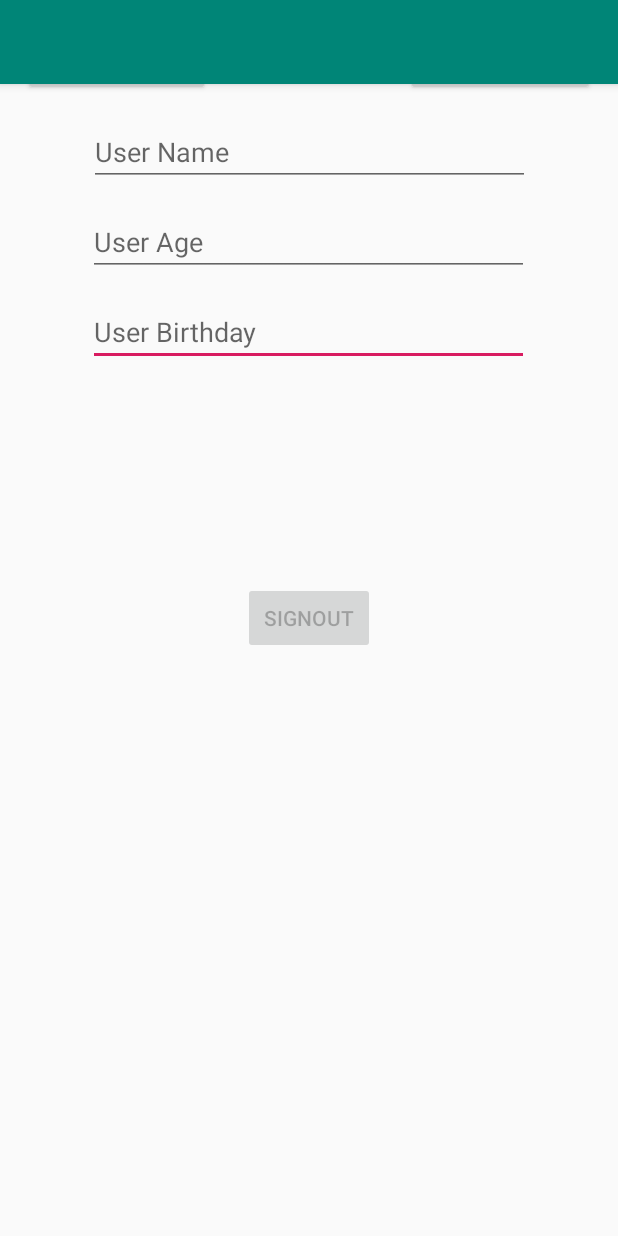
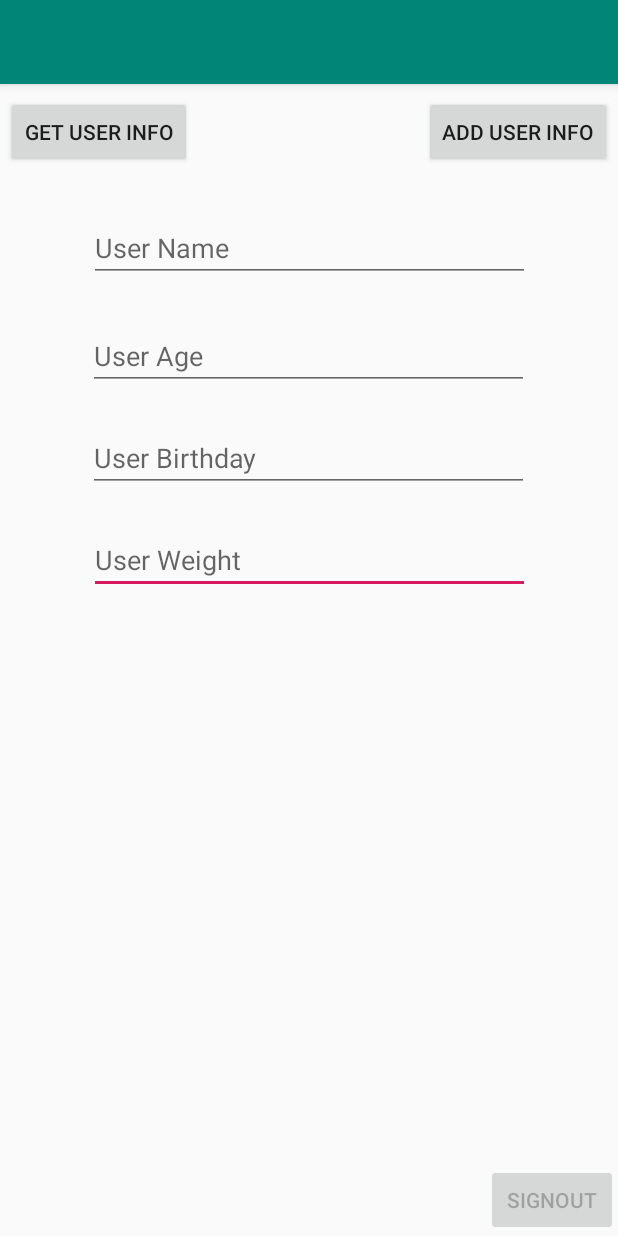
Before and after one commit to COP4331Group5/D2D_app, an Android app: the screen it shows after launch (MainActivity), on a phone screen of 412 x 824 dp. Run offline under Robolectric (Android 15) with nearby library versions, the phone set to English and light mode, and no system bars; our stand-ins replace Firebase (no records; nobody signed in at launch, a user with empty details on screens opened directly); libraries missing offline, so code that uses them is left out: com.firebase.ui; 2 statements that could not run were skipped.

Commit message:
Change app look

```diff
--- a/D2D/app/src/main/java/com/google/cloud/solutions/d2d/MainActivity.java
+++ b/D2D/app/src/main/java/com/google/cloud/solutions/d2d/MainActivity.java
@@ -41,6 +41,8 @@ public class MainActivity extends AppCompatActivity {
     EditText userAgeField;
     Button getButton;
 
+    User newUser;
+
     //Firebase
     private FirebaseAuth.AuthStateListener mAuthListener;
     FirebaseAuth mAuth;
@@ -56,7 +58,7 @@ public class MainActivity extends AppCompatActivity {
     //private DatabaseReference planRef = rootRef.child("Users").child("Adam").child("nutritionPlan").child("0").child("0");
 
     private void writeNewUser(String userID, String name, int age, String bday) {
-        User newUser = new User(age, name, bday);
+        newUser = new User(age, name, bday);
         rootRef.child("Users").child(userID).setValue(newUser);
     }
 
@@ -202,4 +204,32 @@ public class MainActivity extends AppCompatActivity {
 //            }
 //        });
     }
+
+    public void update_name()
+    {
+        newUser.name = userNameField.getText().toString();
+        rootRef.child("Users").child(userID).child("name").setValue(newUser.name);
+
+    }
+
+    public void update_age()
+    {
+        //
+        rootRef.child("Users").child(userID).child("age").setValue(Integer.parseInt(userAgeField.getText().toString()));
+
+    }
+
+    public void update_weight()
+    {
+        rootRef.child("Users").child(userID).child("weight").setValue(Integer.parseInt(userBdayField.getText().toString()));
+
+    }
+
+
+    public void update_birthday()
+    {
+        rootRef.child("Users").child(userID).child("bday").setValue((userBdayField.getText().toString()));
+
+    }
+
 }
--- a/D2D/app/src/main/java/com/google/cloud/solutions/d2d/User.java
+++ b/D2D/app/src/main/java/com/google/cloud/solutions/d2d/User.java
@@ -28,4 +28,6 @@ public class User {
     public void getBday(String name) {
         this.name = name;
     }
+
+
 }
--- a/D2D/app/src/main/res/layout/activity_main.xml
+++ b/D2D/app/src/main/res/layout/activity_main.xml
@@ -7,13 +7,15 @@
     tools:context=".MainActivity">
 
     //sign out button
+    //android:layout_centerInParent= "true"
     <Button
-        android:id = "@+id/btn_sign_out"
-        android:text = "SignOut"
-        android:layout_centerInParent="true"
+        android:id="@+id/btn_sign_out"
+        android:layout_width="wrap_content"
+        android:layout_height="wrap_content"
+        android:layout_alignParentRight="true"
+        android:layout_alignParentBottom="true"
         android:enabled="false"
-        android:layout_width="wrap_content"
-        android:layout_height="wrap_content" />
+        android:text="SignOut" />
 
     <android.support.design.widget.AppBarLayout
         android:layout_width="match_parent"
--- a/D2D/app/src/main/res/layout/content_main.xml
+++ b/D2D/app/src/main/res/layout/content_main.xml
@@ -9,12 +9,29 @@
     tools:showIn="@layout/activity_main">
 
     <EditText
+        android:id="@+id/enterWeightEdit2"
+        android:layout_width="294dp"
+        android:layout_height="44dp"
+        android:layout_marginStart="8dp"
+        android:layout_marginLeft="8dp"
+        android:layout_marginTop="240dp"
+        android:layout_marginEnd="8dp"
+        android:layout_marginRight="8dp"
+        android:ems="10"
+        android:hint="User Weight"
+        android:inputType="textPersonName"
+        app:layout_constraintEnd_toEndOf="parent"
+        app:layout_constraintHorizontal_bias="0.504"
+        app:layout_constraintStart_toStartOf="parent"
+        app:layout_constraintTop_toBottomOf="@+id/btn_send_new_info" />
+
+    <EditText
         android:id="@+id/enterBdayEdit"
         android:layout_width="294dp"
         android:layout_height="44dp"
         android:layout_marginStart="8dp"
         android:layout_marginLeft="8dp"
-        android:layout_marginTop="16dp"
+        android:layout_marginTop="24dp"
         android:layout_marginEnd="8dp"
         android:layout_marginRight="8dp"
         android:ems="10"
@@ -31,7 +48,7 @@
         android:layout_height="44dp"
         android:layout_marginStart="8dp"
         android:layout_marginLeft="8dp"
-        android:layout_marginTop="16dp"
+        android:layout_marginTop="28dp"
         android:layout_marginEnd="8dp"
         android:layout_marginRight="8dp"
         android:ems="10"
@@ -42,12 +59,29 @@
         app:layout_constraintStart_toStartOf="parent"
         app:layout_constraintTop_toBottomOf="@+id/enterNameEdit" />
 
+    <EditText
+        android:id="@+id/enterNameEdit"
+        android:layout_width="294dp"
+        android:layout_height="44dp"
+        android:layout_marginStart="8dp"
+        android:layout_marginLeft="8dp"
+        android:layout_marginTop="32dp"
+        android:layout_marginEnd="8dp"
+        android:layout_marginRight="8dp"
+        android:ems="10"
+        android:hint="User Name"
+        android:inputType="textPersonName"
+        app:layout_constraintEnd_toEndOf="parent"
+        app:layout_constraintHorizontal_bias="0.504"
+        app:layout_constraintStart_toStartOf="parent"
+        app:layout_constraintTop_toBottomOf="@+id/btn_send_new_info" />
+
     <Button
         android:id="@+id/getButton"
         android:layout_width="wrap_content"
         android:layout_height="wrap_content"
-        android:layout_marginStart="16dp"
-        android:layout_marginLeft="16dp"
+        android:layout_marginStart="4dp"
+        android:layout_marginLeft="4dp"
         android:text="Get User Info"
         app:layout_constraintBaseline_toBaselineOf="@+id/btn_send_new_info"
         app:layout_constraintStart_toStartOf="parent" />
@@ -56,28 +90,13 @@
         android:id="@+id/btn_send_new_info"
         android:layout_width="wrap_content"
         android:layout_height="wrap_content"
-        android:layout_marginTop="16dp"
-        android:layout_marginEnd="16dp"
-        android:layout_marginRight="16dp"
+        android:layout_marginTop="64dp"
+        android:layout_marginEnd="4dp"
+        android:layout_marginRight="4dp"
+        android:onClick="submitNewUser"
         android:text="Add User Info"
-        android:onClick="submitNewUser"
         app:layout_constraintEnd_toEndOf="parent"
         app:layout_constraintTop_toTopOf="parent" />
 
-    <EditText
-        android:id="@+id/enterNameEdit"
-        android:layout_width="294dp"
-        android:layout_height="44dp"
-        android:layout_marginStart="8dp"
-        android:layout_marginLeft="8dp"
-        android:layout_marginTop="16dp"
-        android:layout_marginEnd="8dp"
-        android:layout_marginRight="8dp"
-        android:ems="10"
-        android:hint="User Name"
-        android:inputType="textPersonName"
-        app:layout_constraintEnd_toEndOf="parent"
-        app:layout_constraintStart_toStartOf="parent"
-        app:layout_constraintTop_toBottomOf="@+id/btn_send_new_info" />
 
 </android.support.constraint.ConstraintLayout>
```
